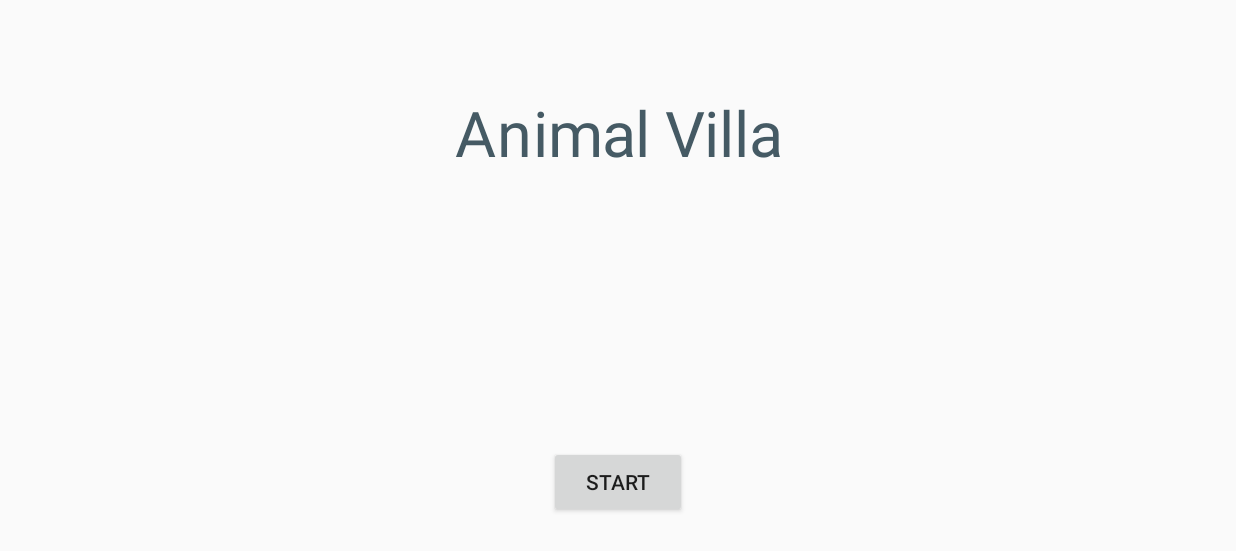
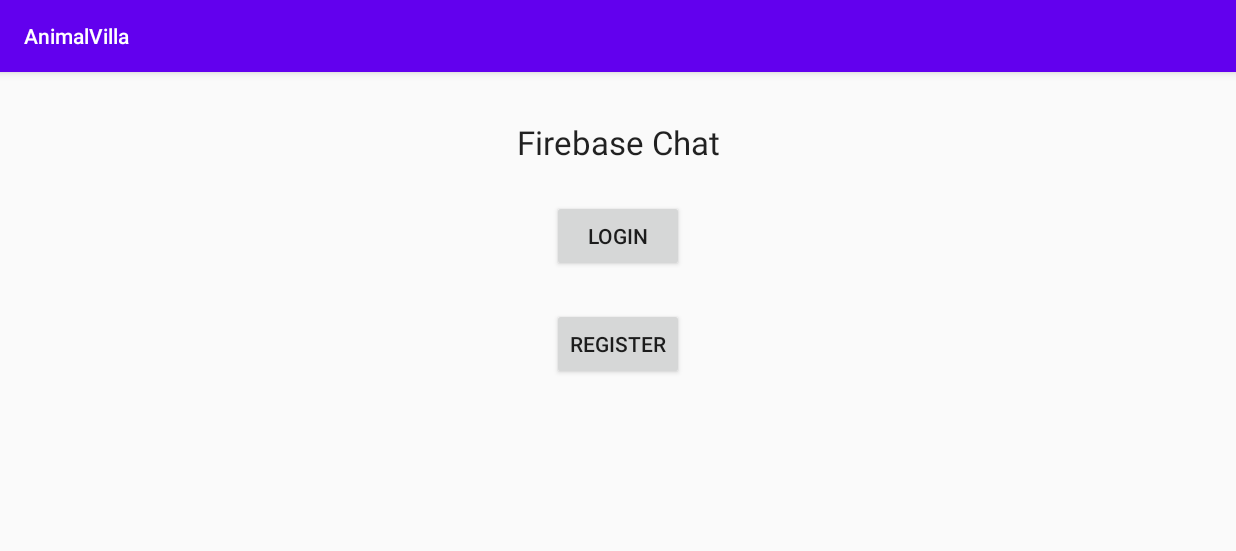
Before and after one commit to portekn/Mobile-Device-Programming-Animal-Villa, an Android app built with Jetpack Compose: the screen it shows after launch (MainActivity), on a phone screen of 824 x 412 dp (held sideways). Shown: the top 551 px of the screen. Run offline under Robolectric (Android 15) with nearby library versions, the phone set to English and light mode, and no system bars; our stand-ins replace Firebase (no records; nobody signed in at launch, a user with empty details on screens opened directly).

Commit message:
Login Is Working
Login now works. Will now start to set up storing player data.

```diff
--- a/app/src/main/java/app/DAO/ILocalPromptDAO.kt
+++ b/app/src/main/java/app/DAO/ILocalPromptDAO.kt
@@ -1,10 +1,4 @@
 package app.DAO
-
-import androidx.lifecycle.LiveData
-import androidx.room.*
-import app.DTO.Prompt
-import retrofit2.Call
-import kotlin.collections.ArrayList
 
 /*
 @Dao
--- a/app/src/main/java/app/DAO/IPromptDAO.kt
+++ b/app/src/main/java/app/DAO/IPromptDAO.kt
@@ -1,8 +1,4 @@
 package app.DAO
-
-import app.DTO.Prompt
-import retrofit2.Call
-import retrofit2.http.GET
 
 /*
 interface IPromptDAO {
--- a/app/src/main/java/app/DAO/PromptDatabase.kt
+++ b/app/src/main/java/app/DAO/PromptDatabase.kt
@@ -1,8 +1,4 @@
 package app.DAO
-
-import androidx.room.Database
-import androidx.room.RoomDatabase
-import app.DTO.Prompt
 
 /*
 @Database(entities = [Prompt::class], version =1, exportSchema = false)
--- a/app/src/main/java/app/DTO/Prompt.kt
+++ b/app/src/main/java/app/DTO/Prompt.kt
@@ -16,5 +16,6 @@ data class Prompt(
     var RightStatus: Int,
     var NextLeft: Int,
     var NextRight: Int,
-    @PrimaryKey var id : Int = 0
+    @PrimaryKey var id : Int = 0,
+    var NextDay: Boolean
 )
--- a/app/src/main/java/app/MainActivity.kt
+++ b/app/src/main/java/app/MainActivity.kt
@@ -1,42 +1,54 @@
 package app
 
 import android.content.Intent
+import androidx.appcompat.app.AppCompatActivity
 import android.os.Bundle
-import android.widget.Button
-import androidx.appcompat.app.AppCompatActivity
-import androidx.core.view.*
+import android.view.View
 import app.AnimalVilla.R
+
+//import app.DTO.Specimen
+//import app.DTO.foo
+
 //import com.google.firebase.auth.FirebaseUser
 //import com.google.firebase.firestore.FirebaseFirestore
 
 open class MainActivity : AppCompatActivity() {
 
     //Variables
+    //val appMethods = AppMethods()
 
     //Firebase
     //private var firebaseUser: FirebaseUser? = null
     //private latent var firestore: FirebaseFirestore
 
     override fun onCreate(savedInstanceState: Bundle?) {
-        supportActionBar?.hide()
-        hideSystemBars()
+        //appMethods.hideSystemBars(supportActionBar,window,findViewById(R.id.TitleScreen))
         super.onCreate(savedInstanceState)
         setContentView(R.layout.activity_main)
 
+
+/*
+        var length = foo?.let{
+
+            it.toString()
+
+        } ?: -1
+*/
+
+
         //Press the start button to start the game
-        val startButton = findViewById<Button>(R.id.StartButton)
-        startButton.setOnClickListener {
-            val int = Intent(this, GamePlayModel::class.java)
-            startActivity(int)
-        }
+        //val startButton = findViewById<Button>(R.id.StartButton)
+        //startButton.setOnClickListener {
+        //    val int = Intent(this, GamePlayModel::class.java)
+        //    startActivity(int)
+        //}
     }
 
-    //Hides the system bars when app is running
-    private fun hideSystemBars() {
-        val windowInsetsController =
-            WindowCompat.getInsetsController(window, findViewById(R.id.TitleScreen))
-        windowInsetsController.systemBarsBehavior =
-            WindowInsetsControllerCompat.BEHAVIOR_SHOW_BARS_BY_SWIPE
-        windowInsetsController.hide(WindowInsetsCompat.Type.systemBars())
-        }
+    fun gotoLogin(view: View) {
+        startActivity(Intent(this, LoginActivity::class.java))
     }
+
+    fun gotoReg(view: View) {
+        startActivity(Intent(this, RegistrationActivity::class.java))
+    }
+}
--- a/app/src/main/java/app/RetrofitClientInstance.kt
+++ b/app/src/main/java/app/RetrofitClientInstance.kt
@@ -1,7 +1,4 @@
 package app
-
-import retrofit2.Retrofit
-import retrofit2.converter.gson.GsonConverterFactory
 
 /*
 object RetrofitClientInstance {
--- a/app/src/main/java/app/UI/theme/Color.kt
+++ b/app/src/main/java/app/UI/theme/Color.kt
@@ -1,3 +1,5 @@
+@file:Suppress("unused", "unused", "unused", "unused", "unused")
+
 package app.UI.theme
 
 import androidx.compose.ui.graphics.Color
--- a/app/src/main/res/layout/activity_main.xml
+++ b/app/src/main/res/layout/activity_main.xml
@@ -8,29 +8,36 @@
     tools:visibility="visible">
 
     <Button
-        android:id="@+id/StartButton"
-        android:layout_width="92dp"
-        android:layout_height="48dp"
-        android:layout_marginTop="200dp"
-        android:text="@string/start"
+        android:id="@+id/launch_login_button"
+        android:layout_width="wrap_content"
+        android:layout_height="wrap_content"
+        android:layout_marginTop="24dp"
+        android:onClick="gotoLogin"
+        android:text="@string/login"
         app:layout_constraintEnd_toEndOf="parent"
-        app:layout_constraintHorizontal_bias="0.5"
         app:layout_constraintStart_toStartOf="parent"
-        app:layout_constraintTop_toBottomOf="@+id/Title" />
+        app:layout_constraintTop_toBottomOf="@+id/textView" />
 
     <TextView
-        android:id="@+id/Title"
+        android:id="@+id/textView"
         android:layout_width="wrap_content"
         android:layout_height="wrap_content"
-        android:scaleX="3"
-        android:scaleY="3"
-        android:text="@string/animal_villa"
-        android:textColor="#455A64"
-        app:layout_constraintBottom_toBottomOf="parent"
+        android:layout_marginTop="32dp"
+        android:text="Firebase Chat"
+        android:textAppearance="@style/TextAppearance.AppCompat.Large"
         app:layout_constraintEnd_toEndOf="parent"
-        app:layout_constraintHorizontal_bias="0.5"
         app:layout_constraintStart_toStartOf="parent"
-        app:layout_constraintTop_toTopOf="parent"
-        app:layout_constraintVertical_bias="0.198" />
+        app:layout_constraintTop_toTopOf="parent" />
+
+    <Button
+        android:id="@+id/launch_reg_button"
+        android:layout_width="wrap_content"
+        android:layout_height="wrap_content"
+        android:layout_marginTop="24dp"
+        android:onClick="gotoReg"
+        android:text="@string/register"
+        app:layout_constraintEnd_toEndOf="parent"
+        app:layout_constraintStart_toStartOf="parent"
+        app:layout_constraintTop_toBottomOf="@+id/launch_login_button" />
 
 </androidx.constraintlayout.widget.ConstraintLayout>
--- a/app/src/main/res/values-night/themes.xml
+++ b/app/src/main/res/values-night/themes.xml
@@ -1,3 +1,4 @@
+<!--suppress XmlUnusedNamespaceDeclaration -->
 <resources xmlns:tools="http://schemas.android.com/tools">
     <!-- Base application theme. -->
     <style name="Theme.AnimalVilla" parent="Theme.AppCompat.Light.DarkActionBar">
--- a/app/src/main/res/values/strings.xml
+++ b/app/src/main/res/values/strings.xml
@@ -6,4 +6,9 @@
     <string name="stuff" />
     <string name="leftOption" />
     <string name="rightOption" />
+    <string name="login">Login</string>
+    <string name="register">Register</string>
+    <string name="enter_password">Enter password</string>
+    <string name="enter_email">Enter email</string>
+    <string name="repeat_password">Repeat password</string>
 </resources>
--- a/app/src/main/res/values/themes.xml
+++ b/app/src/main/res/values/themes.xml
@@ -1,3 +1,4 @@
+<!--suppress ALL -->
 <resources xmlns:tools="http://schemas.android.com/tools">
     <!-- Base application theme. -->
     <style name="Theme.AnimalVilla" parent="Theme.AppCompat.Light.DarkActionBar">
```
Also changed, not shown: app/build.gradle (+5 -5 lines), app/src/main/AndroidManifest.xml (+15 -5 lines), app/src/main/java/app/GamePlayModel.kt (+7 -97 lines), app/src/main/java/app/JSON/TutorialPrompts.json (+22 -11 lines), app/src/main/java/app/Service/PromptService.kt (+0 -9 lines), app/src/main/java/app/UI/theme/Theme.kt (+0 -45 lines), build.gradle (+7 -10 lines), 1 other file.
